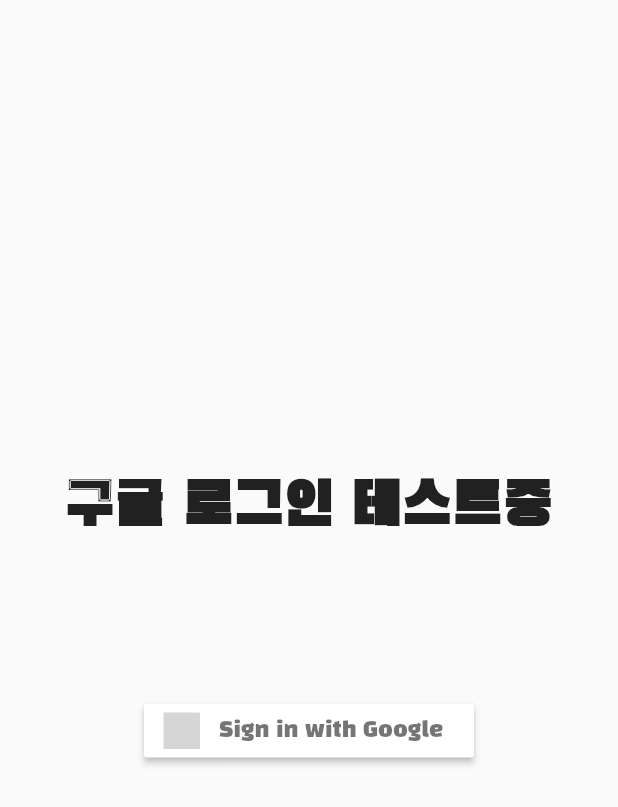
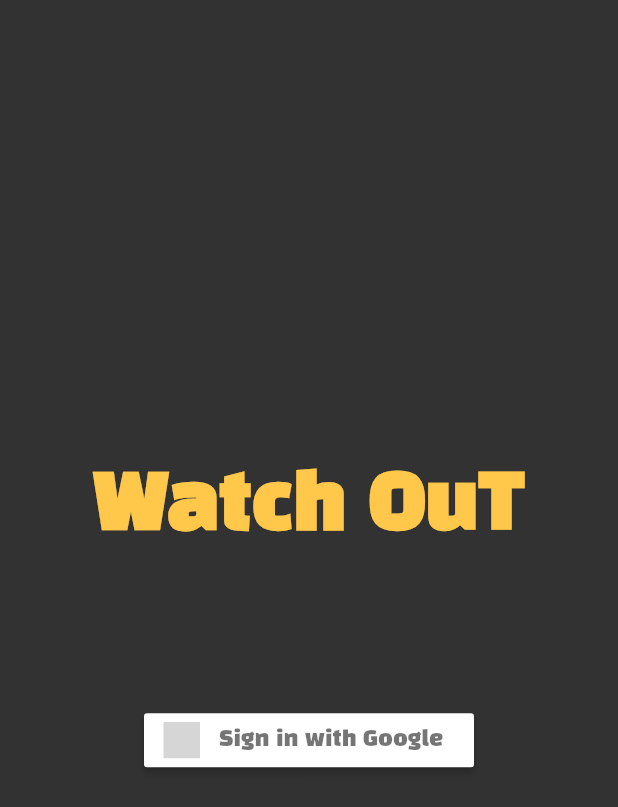
Before and after one commit to TIONBARY/WatchOuT, a Flutter app: the screen it shows after launch, on a phone screen of 412 x 824 dp. Shown: the top 807 px of the screen. Run offline on Flutter 3.47's test engine with Material 2 defaults, Android fonts, the phone set to English and light mode, and no system bars; our stand-ins replace carousel_slider, cloud_firestore, firebase_auth, firebase_core, flutter_dotenv, flutter_screenutil and 9 more; missing offline and left inert: kakaomap_webview, watch_connectivity; accounts and stored records are empty; grey boxes are pictures that could not be loaded.

Commit message:
:zap: 로그인페이지 디자인 수정

```diff
--- a/Frontend/lib/googleLogin/login_page.dart
+++ b/Frontend/lib/googleLogin/login_page.dart
@@ -4,6 +4,7 @@ import 'package:firebase_auth/firebase_auth.dart';
 import 'package:flutter/material.dart';
 import 'package:flutter_signin_button/flutter_signin_button.dart';
 import 'package:google_sign_in/google_sign_in.dart';
+import 'package:homealone/constants.dart';
 
 class LoginPage extends StatefulWidget {
   @override
@@ -18,12 +19,15 @@ class _LoginPageState extends State<LoginPage> {
   Widget build(BuildContext context) {
     return Scaffold(
       body: Center(
+        child: Container(
+          color: nColor,
           child: Column(
             mainAxisAlignment: MainAxisAlignment.center,
             children: <Widget>[
               const Text(
-              '구글 로그인 테스트중',
-              style: TextStyle(fontSize: 40.0, fontWeight: FontWeight.bold),
+                'Watch OuT',
+                style: TextStyle(
+                    fontSize: 50.0, fontWeight: FontWeight.bold, color: yColor),
               ),
               Container(
                 margin: EdgeInsets.all(50.0),
@@ -37,6 +41,7 @@ class _LoginPageState extends State<LoginPage> {
                 },
               ),
             ],
+          ),
         ),
       ),
     );
```
Also changed, not shown: Frontend/lib/providers/user_provider.dart (added, +9 -0 lines). Lines whose indentation alone changed are shown as unchanged.
